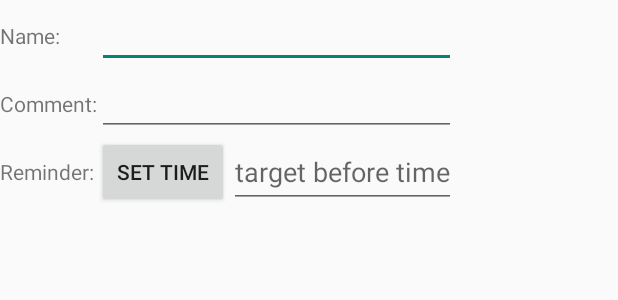
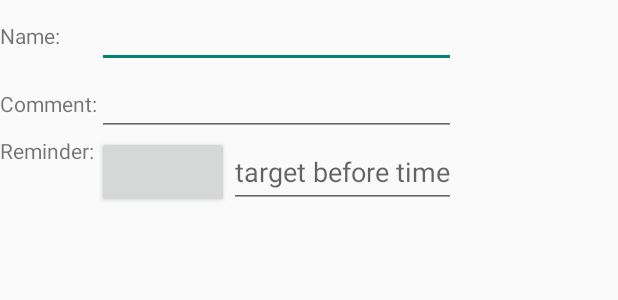
Before and after one commit to johnhamelink/franklin, an Android app: the layout edit_count.xml on its own in the app's theme, with its tools: preview values and no code run, on a phone screen of 412 x 824 dp. Shown: the top 300 px of the screen. Run offline under Robolectric (Android 15) with nearby library versions, the phone set to English and light mode, and no system bars.

Commit message:
ce was less finished

```diff
--- a/app/build.gradle
+++ b/app/build.gradle
@@ -41,6 +41,10 @@ android {
         compile 'com.android.support:appcompat-v7:25.3.1'
         compile 'io.paperdb:paperdb:2.1'
     }
+
+    dataBinding {
+        enabled = true
+    }
 }
 
 def getDate() {
--- a/app/src/main/AndroidManifest.xml
+++ b/app/src/main/AndroidManifest.xml
@@ -25,6 +25,9 @@
       </intent-filter>
     </activity>
     <activity android:name="Count"
+              android:label="@string/app_name">
+    </activity>
+    <activity android:name="EditCount"
               android:label="@string/app_name">
     </activity>
     <activity android:name="EditLog"
--- a/app/src/main/java/onion/logplusbmixd5zjl/Check.java
+++ b/app/src/main/java/onion/logplusbmixd5zjl/Check.java
@@ -55,6 +55,9 @@ public class Check extends Activity {
         switch (item.getItemId()) {
         case R.id.check_m_add:
             startActivity(new Intent(this, EditTask.class));
+            return true;
+        case R.id.check_m_add_count:
+            startActivity(new Intent(this, EditCount.class));
             return true;
         case R.id.check_m_test:
             startActivity(new Intent(this, Test.class));
--- a/app/src/main/java/onion/logplusbmixd5zjl/EditTask.java
+++ b/app/src/main/java/onion/logplusbmixd5zjl/EditTask.java
@@ -71,7 +71,8 @@ public class EditTask extends FragmentActivity {
             duration *= 1000;
             repetitions = Integer.parseInt(textDayRepeat.getText().toString());
             if ( hours >= 0 ) {
-                remindRepetitions = Integer.parseInt(textRemindRepeat.getText().toString());
+                remindRepetitions = Integer.parseInt(textRemindRepeat
+                                                     .getText().toString());
             }
             if ( ( duration <= 0 || repetitions <= 0 || name.trim().equals("")
                  || TimerStore.get(this).getEntry(name.trim()) != null )
--- a/app/src/main/res/layout/edit_count.xml
+++ b/app/src/main/res/layout/edit_count.xml
@@ -1,7 +1,12 @@
 <?xml version="1.0" encoding="utf-8"?>
-<TableLayout xmlns:android="http://schemas.android.com/apk/res/android"
-    android:layout_height="fill_parent"
-    android:layout_width="fill_parent">
+<layout xmlns:android="http://schemas.android.com/apk/res/android">
+  <data>
+    <variable name="count" type="onion.logplusbmixd5zjl.data.CountEntry"/>
+  </data>
+
+  <TableLayout
+      android:layout_height="match_parent"
+      android:layout_width="match_parent">
     <TableRow>
       <TextView
           android:layout_height="wrap_content"
@@ -12,6 +17,7 @@
       <EditText
           android:id="@+id/e_c_name"
           android:inputType="text"
+          android:text="@{count.name}"
           />
     </TableRow>
     <TableRow>
@@ -21,18 +27,19 @@
       <EditText
           android:id="@+id/e_c_target"
           android:inputType="number"
+          android:text="@{`` + count.target}"
           />
     </TableRow>
     <TableRow>
       <TextView
           android:text="@string/e_a_label"
-      android:layout_gravity="center_vertical"
           />
       <LinearLayout>
         <Button
+            android:text="@{count.getTimeButtonText}"
+            android:layout_gravity="center_vertical"
             android:id="@+id/e_a_time"
             android:onClick="pressEditAlarmTime"
-        android:text="@string/e_a_t_start"
             android:layout_height="match_parent"
             android:layout_width="wrap_content"
             />
@@ -42,7 +49,9 @@
 	    android:inputType="number"
             android:layout_height="match_parent"
             android:layout_width="match_parent"
+            android:text="@{`` + count.remindRepetitions}"
 	    />
       </LinearLayout>
     </TableRow>
   </TableLayout>
+</layout>
--- a/app/src/main/res/menu/check.xml
+++ b/app/src/main/res/menu/check.xml
@@ -1,5 +1,8 @@
 <?xml version="1.0" encoding="utf-8"?>
 <menu xmlns:android="http://schemas.android.com/apk/res/android">
+    <item android:id="@+id/check_m_add_count"
+          android:icon="@drawable/addtimer"
+          android:title="new count"/>
     <item android:id="@+id/check_m_add"
           android:icon="@drawable/addtimer"
           android:title="@string/check_m_new_task"/>
```
Also changed, not shown: app/src/main/java/onion/logplusbmixd5zjl/data/CountEntry.java (+10 -0 lines), app/src/main/java/onion/logplusbmixd5zjl/data/TaskEntry.java (+16 -0 lines), 1 other file. Lines whose indentation alone changed are shown as unchanged.
